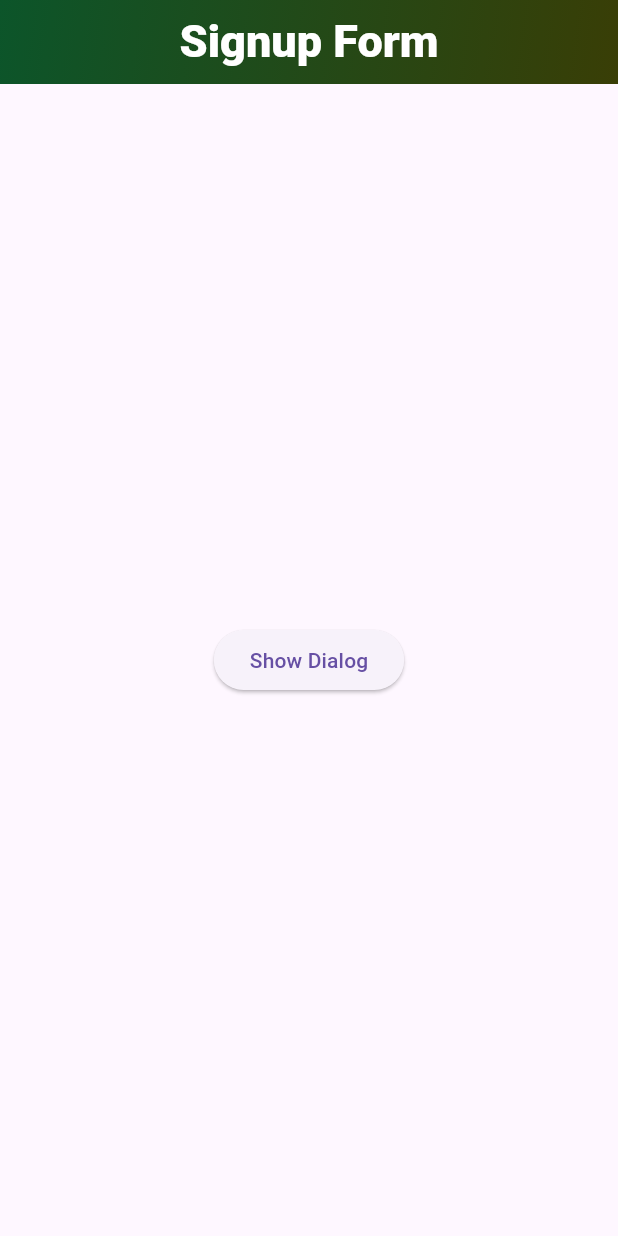
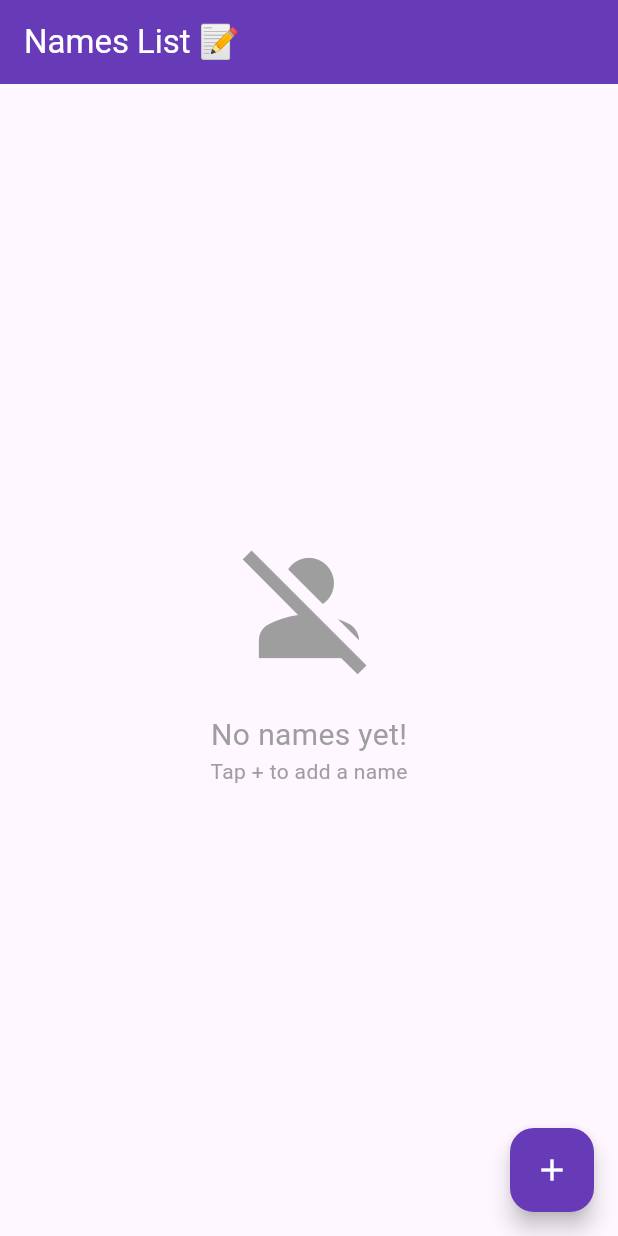
Before and after one commit to AhmerIjaz639/flutter, a Flutter app: the screen it shows after launch, on a phone screen of 412 x 824 dp. Run offline on Flutter 3.47's test engine with Material 3 defaults, Android fonts, the phone set to English and light mode, and no system bars; key blocks and very long unbroken strings in the code were emptied for the run.

Commit message:
Initial commit

```diff
--- a/expense_tracker/lib/main.dart
+++ b/expense_tracker/lib/main.dart
@@ -7,90 +7,144 @@ class MyApp extends StatelessWidget {
   Widget build(BuildContext context) {
     return MaterialApp(
       debugShowCheckedModeBanner: false,
-      home: DialogDemo(),
+      home: NamesScreen(),
     );
   }
 }
 
-class DialogDemo extends StatefulWidget {
+class NamesScreen extends StatefulWidget {
   @override
-  State<DialogDemo> createState() => _DialogDemoState();
+  State<NamesScreen> createState() => _NamesScreenState();
 }
 
-class _DialogDemoState extends State<DialogDemo> {
-  void showSnackBar(String text ){
+class _NamesScreenState extends State<NamesScreen> {
+
+  // 1. List to store names
+  List<String> names = [];
+
+  // 2. Controller for TextField
+  final nameController = TextEditingController();
+
+  // 3. Function to add name
+  void addName() {
+    // Empty check
+    if (nameController.text.isEmpty) {
+      return;
+    }
+
+    setState(() {
+      names.add(nameController.text);  // List mein add
+    });
+
+    nameController.clear();  // Field empty
+    Navigator.pop(context);  // Dialog close
+
+    // Success message
     ScaffoldMessenger.of(context).showSnackBar(
-        SnackBar(content: Text(' You said $text '), backgroundColor: const Color.fromARGB(255, 96, 4, 4)),
+      SnackBar(
+        content: Text('Name added! ✅'),
+        backgroundColor: Colors.green,
+      ),
     );
   }
 
-
-
-
-  void showMydialog(){
-    showDialog(context: context,
-
-    builder:(BuildContext context ){
+  // 4. Function to show dialog
+  void showAddDialog() {
+    showDialog(
+      context: context,
+      builder: (BuildContext context) {
         return AlertDialog(
-        title: Text('Are you sure?'),
-        content: Text('Do you want to continue?'),
+          title: Text('Add New Name'),
+          content: TextField(
+            controller: nameController,
+            decoration: InputDecoration(
+              hintText: 'Type name here...',
+              border: OutlineInputBorder(),
+            ),
+          ),
           actions: [
             TextButton(
-            onPressed: (){
+              onPressed: () {
+                nameController.clear();
                 Navigator.pop(context);
-             showSnackBar("yes");
               },
-            child:Text('Yes')
+              child: Text('Cancel'),
             ),
-           TextButton(
-            onPressed: (){
-              Navigator.pop(context);
-              showSnackBar("no");
-
-            },
-            child:Text('NO')
-          )
+            ElevatedButton(
+              onPressed: addName,
+              child: Text('Add'),
+            ),
           ],
         );
       },
-
     );
-
   }
 
+  @override
+  void dispose() {
+    nameController.dispose();
+    super.dispose();
+  }
+
+  @override
   Widget build(BuildContext context) {
     return Scaffold(
       appBar: AppBar(
-        elevation: 0,
-        centerTitle: true,
-        flexibleSpace: Container(
-          decoration: BoxDecoration(
-            gradient: LinearGradient(
-              colors: [
-                Color.fromARGB(255, 12, 85, 42),
-                Color.fromARGB(255, 57, 62, 6),
+        title: Text('Names List 📝'),
+        backgroundColor: Colors.deepPurple,
+        foregroundColor: Colors.white,
+      ),
+      body: names.isEmpty
+          ? _buildEmptyState()
+          : _buildNamesList(),
+      floatingActionButton: FloatingActionButton(
+        onPressed: showAddDialog,
+        backgroundColor: Colors.deepPurple,
+        child: Icon(Icons.add, color: Colors.white),
+      ),
+    );
+  }
+
+  // Empty state
+  Widget _buildEmptyState() {
+    return Center(
+      child: Column(
+        mainAxisAlignment: MainAxisAlignment.center,
+        children: [
+          Icon(Icons.person_off, size: 100, color: Colors.grey),
+          SizedBox(height: 20),
+          Text(
+            'No names yet!',
+            style: TextStyle(fontSize: 20, color: Colors.grey),
+          ),
+          Text(
+            'Tap + to add a name',
+            style: TextStyle(color: Colors.grey),
+          ),
         ],
-              begin: Alignment.topLeft,
-              end: Alignment.bottomRight,
+      ),
+    );
+  }
+
+  // Names list
+  Widget _buildNamesList() {
+    return ListView.builder(
+      padding: EdgeInsets.all(10),
+      itemCount: names.length,
+      itemBuilder: (context, index) {
+        return Card(
+          child: ListTile(
+            leading: CircleAvatar(
+              backgroundColor: Colors.deepPurple,
+              child: Text(
+                '${index + 1}',
+                style: TextStyle(color: Colors.white),
               ),
             ),
-        ),
-        title: Text(
-          "Signup Form",
-          style: TextStyle(
-            color: Colors.white,
-            fontSize: 30,
-            fontWeight: FontWeight.w900,
-          ),
-        ),
-      ),
-       body: Center(
-        child: ElevatedButton(
-          onPressed: showMydialog,
-          child: Text('Show Dialog'),
-        ),
+            title: Text(names[index]),
           ),
         );
-
+      },
+    );
   }
 }
```
Lines whose indentation alone changed are shown as unchanged.
